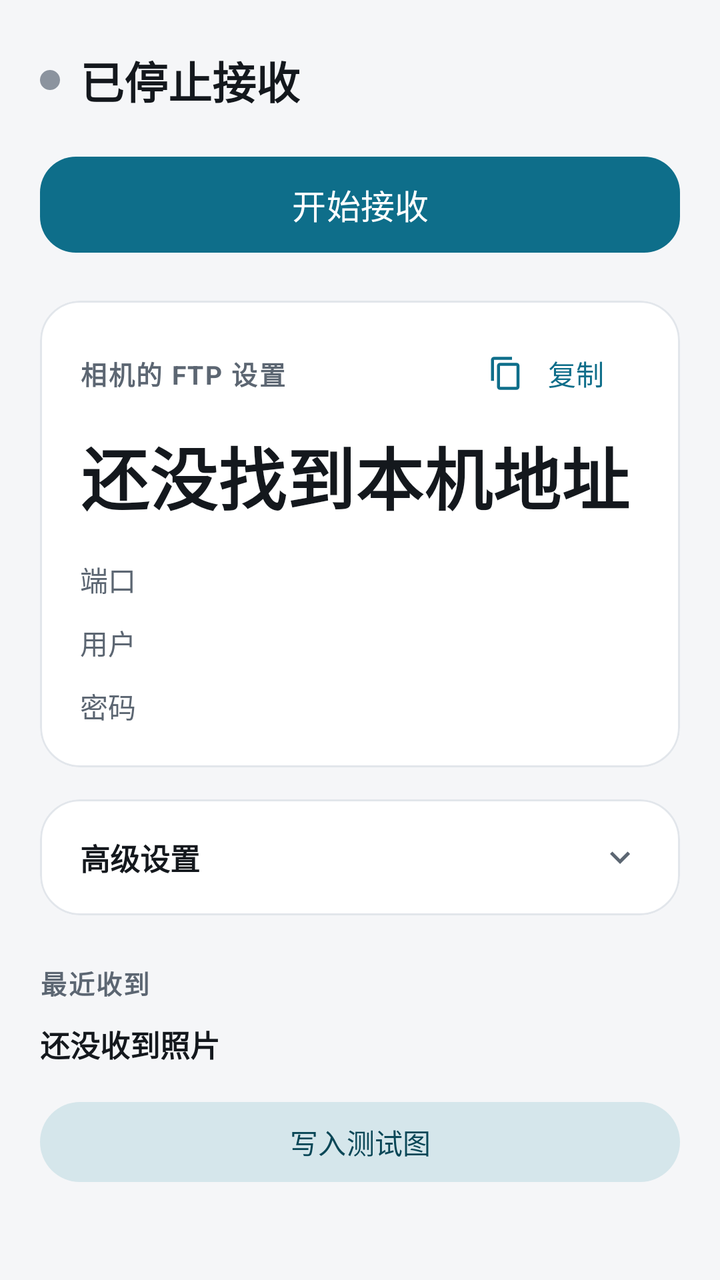
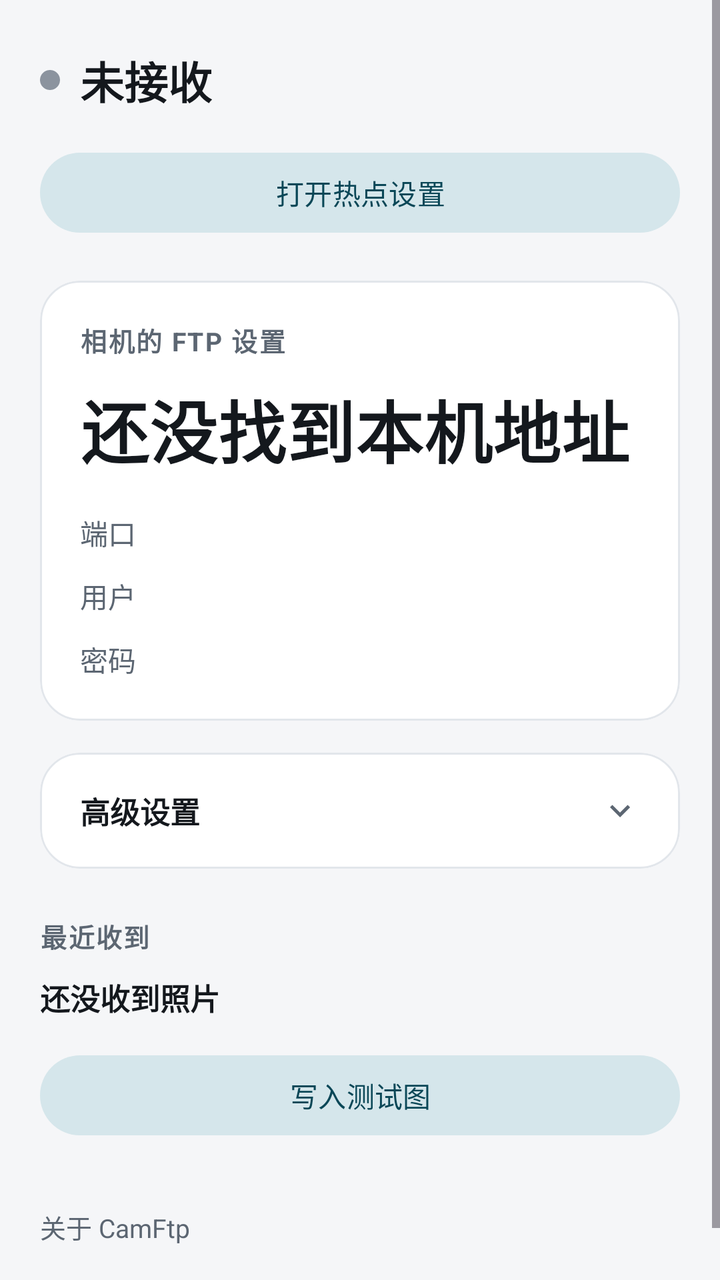

The first picture is an Android layout as it rendered before a commit; the second is the same layout after the commit. The layout source and the unified diff follow.
<!-- AndroidManifest.xml: application theme Theme.CamFtp -->
<!-- res/layout/activity_main.xml -->
<?xml version="1.0" encoding="utf-8"?>
<ScrollView xmlns:android="http://schemas.android.com/apk/res/android"
    xmlns:app="http://schemas.android.com/apk/res-auto"
    android:layout_width="match_parent"
    android:layout_height="match_parent"
    android:background="?android:attr/colorBackground"
    android:fillViewport="true"
    android:fitsSystemWindows="true">

    <LinearLayout
        android:layout_width="match_parent"
        android:layout_height="wrap_content"
        android:orientation="vertical"
        android:paddingStart="20dp"
        android:paddingEnd="20dp"
        android:paddingBottom="32dp">

        
        <LinearLayout
            android:layout_width="match_parent"
            android:layout_height="wrap_content"
            android:layout_marginTop="24dp"
            android:gravity="center_vertical"
            android:orientation="horizontal">

            <View
                android:id="@+id/statusDot"
                android:layout_width="10dp"
                android:layout_height="10dp"
                android:background="@drawable/dot"
                android:backgroundTint="@color/cam_status_off" />

            <TextView
                android:id="@+id/statusText"
                android:layout_width="wrap_content"
                android:layout_height="wrap_content"
                android:layout_marginStart="10dp"
                android:text="@string/status_stopped"
                android:textColor="?attr/colorOnSurface"
                android:textSize="22sp"
                android:textStyle="bold" />
        </LinearLayout>

        <TextView
            android:id="@+id/statusDetail"
            android:layout_width="match_parent"
            android:layout_height="wrap_content"
            android:layout_marginTop="8dp"
            android:lineSpacingExtra="2dp"
            android:textColor="?attr/colorOnSurfaceVariant"
            android:textSize="14sp"
            android:visibility="gone" />

        
        <com.google.android.material.card.MaterialCardView
            android:id="@+id/alertCard"
            android:layout_width="match_parent"
            android:layout_height="wrap_content"
            android:layout_marginTop="16dp"
            android:visibility="gone"
            app:cardBackgroundColor="?attr/colorErrorContainer"
            app:cardCornerRadius="20dp"
            app:cardElevation="0dp">

            <LinearLayout
                android:layout_width="match_parent"
                android:layout_height="wrap_content"
                android:orientation="vertical"
                android:padding="20dp">

                <TextView
                    android:id="@+id/alertTitle"
                    android:layout_width="match_parent"
                    android:layout_height="wrap_content"
                    android:text="@string/alert_no_hotspot"
                    android:textColor="?attr/colorOnErrorContainer"
                    android:textSize="19sp"
                    android:textStyle="bold" />

                
                <com.google.android.material.button.MaterialButton
                    android:id="@+id/hotspotButton"
                    android:layout_width="match_parent"
                    android:layout_height="wrap_content"
                    android:layout_marginTop="16dp"
                    android:text="@string/open_hotspot" />            </LinearLayout>
        </com.google.android.material.card.MaterialCardView>

        <com.google.android.material.button.MaterialButton
            android:id="@+id/toggleButton"
            android:layout_width="match_parent"
            android:layout_height="56dp"
            android:layout_marginTop="18dp"
            android:text="@string/start"
            android:textSize="17sp"
            app:cornerRadius="18dp" />

        
        <com.google.android.material.card.MaterialCardView
            style="?attr/materialCardViewOutlinedStyle"
            android:layout_width="match_parent"
            android:layout_height="wrap_content"
            android:layout_marginTop="20dp"
            app:cardCornerRadius="20dp">

            <LinearLayout
                android:layout_width="match_parent"
                android:layout_height="wrap_content"
                android:orientation="vertical"
                android:padding="20dp">

                <LinearLayout
                    android:layout_width="match_parent"
                    android:layout_height="wrap_content"
                    android:gravity="center_vertical"
                    android:orientation="horizontal">

                    <TextView
                        android:layout_width="0dp"
                        android:layout_height="wrap_content"
                        android:layout_weight="1"
                        android:letterSpacing="0.06"
                        android:text="@string/section_camera_title"
                        android:textColor="?attr/colorOnSurfaceVariant"
                        android:textSize="13sp"
                        android:textStyle="bold" />

                    <com.google.android.material.button.MaterialButton
                        android:id="@+id/copyButton"
                        style="?attr/borderlessButtonStyle"
                        android:layout_width="wrap_content"
                        android:layout_height="wrap_content"
                        android:insetBottom="0dp"
                        android:insetTop="0dp"
                        android:minHeight="0dp"
                        android:text="@string/copy"
                        android:textSize="14sp"
                        app:icon="@drawable/ic_copy"
                        app:iconPadding="6dp"
                        app:iconSize="18dp" />
                </LinearLayout>

                
                <LinearLayout
                    android:id="@+id/readingBlock"
                    android:layout_width="match_parent"
                    android:layout_height="wrap_content"
                    android:orientation="vertical">

                    <LinearLayout
                        android:layout_width="match_parent"
                        android:layout_height="wrap_content"
                        android:layout_marginTop="10dp"
                        android:gravity="bottom"
                        android:orientation="horizontal">

                        <TextView
                            android:id="@+id/addressValue"
                            android:layout_width="wrap_content"
                            android:layout_height="wrap_content"
                            android:fontFamily="monospace"
                            android:letterSpacing="0.01"
                            android:text="@string/camera_no_ip"
                            android:textColor="?attr/colorOnSurface"
                            android:textSize="34sp"
                            android:textStyle="bold" />

                        <TextView
                            android:id="@+id/hotspotTag"
                            android:layout_width="wrap_content"
                            android:layout_height="wrap_content"
                            android:layout_marginStart="8dp"
                            android:paddingBottom="4dp"
                            android:text="@string/ip_hotspot_tag"
                            android:textColor="?attr/colorPrimary"
                            android:textSize="13sp"
                            android:textStyle="bold"
                            android:visibility="gone" />
                    </LinearLayout>

                    <LinearLayout
                        android:layout_width="match_parent"
                        android:layout_height="wrap_content"
                        android:layout_marginTop="16dp"
                        android:orientation="horizontal">

                        <TextView
                            android:layout_width="56dp"
                            android:layout_height="wrap_content"
                            android:text="@string/field_port"
                            android:textColor="?attr/colorOnSurfaceVariant"
                            android:textSize="14sp" />

                        <TextView
                            android:id="@+id/portValue"
                            android:layout_width="0dp"
                            android:layout_height="wrap_content"
                            android:layout_weight="1"
                            android:fontFamily="monospace"
                            android:textColor="?attr/colorOnSurface"
                            android:textSize="16sp"
                            android:textStyle="bold" />
                    </LinearLayout>

                    <LinearLayout
                        android:id="@+id/userRow"
                        android:layout_width="match_parent"
                        android:layout_height="wrap_content"
                        android:layout_marginTop="10dp"
                        android:orientation="horizontal">

                        <TextView
                            android:layout_width="56dp"
                            android:layout_height="wrap_content"
                            android:text="@string/field_user"
                            android:textColor="?attr/colorOnSurfaceVariant"
                            android:textSize="14sp" />

                        <TextView
                            android:id="@+id/userValue"
                            android:layout_width="0dp"
                            android:layout_height="wrap_content"
                            android:layout_weight="1"
                            android:fontFamily="monospace"
                            android:textColor="?attr/colorOnSurface"
                            android:textSize="16sp"
                            android:textStyle="bold" />
                    </LinearLayout>

                    <LinearLayout
                        android:id="@+id/passwordRow"
                        android:layout_width="match_parent"
                        android:layout_height="wrap_content"
                        android:layout_marginTop="10dp"
                        android:orientation="horizontal">

                        <TextView
                            android:layout_width="56dp"
                            android:layout_height="wrap_content"
                            android:text="@string/field_password"
                            android:textColor="?attr/colorOnSurfaceVariant"
                            android:textSize="14sp" />

                        <TextView
                            android:id="@+id/passwordValue"
                            android:layout_width="0dp"
                            android:layout_height="wrap_content"
                            android:layout_weight="1"
                            android:fontFamily="monospace"
                            android:textColor="?attr/colorOnSurface"
                            android:textSize="16sp"
                            android:textStyle="bold" />
                    </LinearLayout>

                    <TextView
                        android:id="@+id/anonymousNote"
                        android:layout_width="match_parent"
                        android:layout_height="wrap_content"
                        android:layout_marginTop="16dp"
                        android:lineSpacingExtra="2dp"
                        android:text="@string/camera_anonymous_note"
                        android:textColor="?attr/colorOnSurfaceVariant"
                        android:textSize="14sp"
                        android:visibility="gone" />
                </LinearLayout>

                
                <LinearLayout
                    android:id="@+id/noIpBlock"
                    android:layout_width="match_parent"
                    android:layout_height="wrap_content"
                    android:orientation="vertical"
                    android:visibility="gone">

                    <TextView
                        android:layout_width="match_parent"
                        android:layout_height="wrap_content"
                        android:layout_marginTop="14dp"
                        android:text="@string/camera_need_hotspot"
                        android:textColor="?attr/colorOnSurfaceVariant"
                        android:textSize="15sp" />

                    <TextView
                        android:id="@+id/localAddresses"
                        android:layout_width="match_parent"
                        android:layout_height="wrap_content"
                        android:layout_marginTop="8dp"
                        android:fontFamily="monospace"
                        android:textColor="?attr/colorOnSurfaceVariant"
                        android:textSize="12sp"
                        android:visibility="gone" />
                </LinearLayout>
            </LinearLayout>
        </com.google.android.material.card.MaterialCardView>

        
        <com.google.android.material.card.MaterialCardView
            style="?attr/materialCardViewOutlinedStyle"
            android:layout_width="match_parent"
            android:layout_height="wrap_content"
            android:layout_marginTop="16dp"
            app:cardCornerRadius="20dp">

            <LinearLayout
                android:layout_width="match_parent"
                android:layout_height="wrap_content"
                android:orientation="vertical">

                <LinearLayout
                    android:id="@+id/advancedHeader"
                    android:layout_width="match_parent"
                    android:layout_height="wrap_content"
                    android:background="?attr/selectableItemBackground"
                    android:clickable="true"
                    android:focusable="true"
                    android:gravity="center_vertical"
                    android:orientation="horizontal"
                    android:paddingStart="20dp"
                    android:paddingTop="18dp"
                    android:paddingEnd="20dp"
                    android:paddingBottom="18dp">

                    <TextView
                        android:layout_width="0dp"
                        android:layout_height="wrap_content"
                        android:layout_weight="1"
                        android:text="@string/section_advanced"
                        android:textColor="?attr/colorOnSurface"
                        android:textSize="15sp"
                        android:textStyle="bold" />

                    <ImageView
                        android:id="@+id/advancedChevron"
                        android:layout_width="20dp"
                        android:layout_height="20dp"
                        android:contentDescription="@string/section_advanced"
                        android:src="@drawable/ic_chevron_down"
                        app:tint="?attr/colorOnSurfaceVariant" />
                </LinearLayout>

                <LinearLayout
                    android:id="@+id/advancedBody"
                    android:layout_width="match_parent"
                    android:layout_height="wrap_content"
                    android:orientation="vertical"
                    android:paddingStart="20dp"
                    android:paddingEnd="20dp"
                    android:paddingBottom="20dp"
                    android:visibility="gone">

                    <com.google.android.material.textfield.TextInputLayout
                        android:id="@+id/portField"
                        style="@style/Widget.Material3.TextInputLayout.OutlinedBox"
                        android:layout_width="match_parent"
                        android:layout_height="wrap_content"
                        android:hint="@string/label_port">

                        <com.google.android.material.textfield.TextInputEditText
                            android:id="@+id/portInput"
                            android:layout_width="match_parent"
                            android:layout_height="wrap_content"
                            android:importantForAutofill="no"
                            android:inputType="number" />
                    </com.google.android.material.textfield.TextInputLayout>

                    <com.google.android.material.textfield.TextInputLayout
                        android:id="@+id/passiveField"
                        style="@style/Widget.Material3.TextInputLayout.OutlinedBox"
                        android:layout_width="match_parent"
                        android:layout_height="wrap_content"
                        android:layout_marginTop="14dp"
                        android:hint="@string/label_passive">

                        <com.google.android.material.textfield.TextInputEditText
                            android:id="@+id/passiveInput"
                            android:layout_width="match_parent"
                            android:layout_height="wrap_content"
                            android:importantForAutofill="no"
                            android:inputType="text" />
                    </com.google.android.material.textfield.TextInputLayout>

                    <com.google.android.material.textfield.TextInputLayout
                        android:id="@+id/folderField"
                        style="@style/Widget.Material3.TextInputLayout.OutlinedBox"
                        android:layout_width="match_parent"
                        android:layout_height="wrap_content"
                        android:layout_marginTop="14dp"
                        android:hint="@string/label_folder">

                        <com.google.android.material.textfield.TextInputEditText
                            android:id="@+id/folderInput"
                            android:layout_width="match_parent"
                            android:layout_height="wrap_content"
                            android:importantForAutofill="no"
                            android:inputType="text" />
                    </com.google.android.material.textfield.TextInputLayout>

                    <com.google.android.material.materialswitch.MaterialSwitch
                        android:id="@+id/anonymousSwitch"
                        android:layout_width="match_parent"
                        android:layout_height="wrap_content"
                        android:layout_marginTop="18dp"
                        android:text="@string/label_anonymous" />

                    <com.google.android.material.textfield.TextInputLayout
                        android:id="@+id/userField"
                        style="@style/Widget.Material3.TextInputLayout.OutlinedBox"
                        android:layout_width="match_parent"
                        android:layout_height="wrap_content"
                        android:layout_marginTop="14dp"
                        android:hint="@string/label_user">

                        <com.google.android.material.textfield.TextInputEditText
                            android:id="@+id/userInput"
                            android:layout_width="match_parent"
                            android:layout_height="wrap_content"
                            android:importantForAutofill="no"
                            android:inputType="text" />
                    </com.google.android.material.textfield.TextInputLayout>

                    <com.google.android.material.textfield.TextInputLayout
                        android:id="@+id/passwordField"
                        style="@style/Widget.Material3.TextInputLayout.OutlinedBox"
                        android:layout_width="match_parent"
                        android:layout_height="wrap_content"
                        android:layout_marginTop="14dp"
                        android:hint="@string/label_password">

                        <com.google.android.material.textfield.TextInputEditText
                            android:id="@+id/passwordInput"
                            android:layout_width="match_parent"
                            android:layout_height="wrap_content"
                            android:importantForAutofill="no"
                            android:inputType="text" />
                    </com.google.android.material.textfield.TextInputLayout>

                    <com.google.android.material.button.MaterialButton
                        android:id="@+id/saveButton"
                        android:layout_width="match_parent"
                        android:layout_height="wrap_content"
                        android:layout_marginTop="20dp"
                        android:text="@string/save" />
                </LinearLayout>
            </LinearLayout>
        </com.google.android.material.card.MaterialCardView>

        
        <TextView
            android:layout_width="match_parent"
            android:layout_height="wrap_content"
            android:layout_marginTop="24dp"
            android:letterSpacing="0.06"
            android:text="@string/section_events_title"
            android:textColor="?attr/colorOnSurfaceVariant"
            android:textSize="13sp"
            android:textStyle="bold" />

        <TextView
            android:id="@+id/eventEmpty"
            android:layout_width="match_parent"
            android:layout_height="wrap_content"
            android:layout_marginTop="10dp"
            android:text="@string/event_none"
            android:textColor="?attr/colorOnSurface"
            android:textSize="15sp"
            android:textStyle="bold" />

        <TextView
            android:id="@+id/eventList"
            android:layout_width="match_parent"
            android:layout_height="wrap_content"
            android:layout_marginTop="10dp"
            android:fontFamily="monospace"
            android:lineSpacingExtra="6dp"
            android:textSize="13sp"
            android:visibility="gone" />

        
        <com.google.android.material.button.MaterialButton
            android:id="@+id/selfTestButton"
            style="@style/Widget.Material3.Button.TonalButton"
            android:layout_width="match_parent"
            android:layout_height="wrap_content"
            android:layout_marginTop="14dp"
            android:text="@string/self_test" />
    </LinearLayout>
</ScrollView>
<!-- resources referenced by this layout -->
<resources>
  <color name="cam_status_off">#8B939E</color>
  <!-- drawable dot (drawable) -->
  <?xml version="1.0" encoding="utf-8"?>
  <shape xmlns:android="http://schemas.android.com/apk/res/android"
      android:shape="oval">
      <solid android:color="@color/cam_status_off" />
  </shape>
  <!-- drawable ic_chevron_down (drawable) -->
  <vector xmlns:android="http://schemas.android.com/apk/res/android"
      android:width="24dp"
      android:height="24dp"
      android:viewportWidth="24"
      android:viewportHeight="24">
      <path
          android:fillColor="#FFFFFFFF"
          android:pathData="M7.41,8.59L12,13.17l4.59,-4.58L18,10l-6,6 -6,-6z" />
  </vector>
  <!-- drawable ic_copy (drawable) -->
  <vector xmlns:android="http://schemas.android.com/apk/res/android"
      android:width="24dp"
      android:height="24dp"
      android:viewportWidth="24"
      android:viewportHeight="24">
      <path
          android:fillColor="#FFFFFFFF"
          android:pathData="M16,1H4C2.9,1 2,1.9 2,3v14h2V3h12V1zM19,5H8C6.9,5 6,5.9 6,7v14c0,1.1 0.9,2 2,2h11c1.1,0 2,-0.9 2,-2V7C21,5.9 20.1,5 19,5zM19,21H8V7h11V21z" />
  </vector>
  <string name="alert_no_hotspot">需要开启热点</string>
  <string name="camera_anonymous_note">相机上也选匿名登录，账号密码留空</string>
  <string name="camera_need_hotspot">开热点后，地址显示在这里</string>
  <string name="camera_no_ip">还没找到本机地址</string>
  <string name="copy">复制</string>
  <string name="event_none">还没收到照片</string>
  <string name="field_password">密码</string>
  <string name="field_port">端口</string>
  <string name="field_user">用户</string>
  <string name="ip_hotspot_tag">热点</string>
  <string name="label_anonymous">允许匿名登录</string>
  <string name="label_folder">相册目录名</string>
  <string name="label_passive">被动端口范围（如 32768-61000）</string>
  <string name="label_password">密码</string>
  <string name="label_port">控制端口</string>
  <string name="label_user">用户名</string>
  <string name="open_hotspot">打开热点设置</string>
  <string name="save">保存</string>
  <string name="section_advanced">高级设置</string>
  <string name="section_camera_title">相机的 FTP 设置</string>
  <string name="section_events_title">最近收到</string>
  <string name="self_test">写入测试图</string>
  <string name="start">开始接收</string>
  <string name="status_stopped">已停止接收</string>
  <color name="cam_primary">#0E6E8A</color>
  <color name="cam_on_primary">#FFFFFF</color>
  <color name="cam_secondary_container">#D5E6EB</color>
  <color name="cam_on_secondary_container">#0A4757</color>
  <color name="cam_background">#F5F6F8</color>
  <color name="cam_on_background">#14181D</color>
  <color name="cam_surface">#FFFFFF</color>
  <color name="cam_on_surface">#14181D</color>
  <color name="cam_surface_variant">#ECEFF2</color>
  <color name="cam_on_surface_variant">#5C6672</color>
  <color name="cam_surface_container">#ECEFF2</color>
  <color name="cam_surface_container_high">#E5E9ED</color>
  <color name="cam_status_error">#B3261E</color>
  <color name="cam_error_container">#FBE4E1</color>
  <color name="cam_on_error_container">#7A1B15</color>
  <color name="cam_outline">#BFC7CF</color>
  <color name="cam_outline_variant">#E2E6EB</color>
  <color name="cam_inverse_surface">#1B2229</color>
  <color name="cam_inverse_on_surface">#EEF2F5</color>
  <color name="cam_inverse_primary">#8FD9EF</color>
  <!-- unchanged entries left out for length: 1 -->
</resources>

<!-- the commit's change to res/layout/activity_main.xml (unified diff, before → after) -->
@@ -62,6 +62,36 @@
             app:cardCornerRadius="20dp"
             app:cardElevation="0dp">
 
+            <TextView
+                android:id="@+id/alertTitle"
+                android:layout_width="match_parent"
+                android:layout_height="wrap_content"
+                android:paddingStart="20dp"
+                android:paddingTop="18dp"
+                android:paddingEnd="20dp"
+                android:paddingBottom="18dp"
+                android:text="@string/alert_no_hotspot"
+                android:textColor="?attr/colorOnErrorContainer"
+                android:textSize="19sp"
+                android:textStyle="bold" />
+        </com.google.android.material.card.MaterialCardView>
+
+        <com.google.android.material.button.MaterialButton
+            android:id="@+id/hotspotButton"
+            style="@style/Widget.Material3.Button.TonalButton"
+            android:layout_width="match_parent"
+            android:layout_height="wrap_content"
+            android:layout_marginTop="16dp"
+            android:text="@string/open_hotspot" />
+
+        
+        <com.google.android.material.card.MaterialCardView
+            style="?attr/materialCardViewOutlinedStyle"
+            android:layout_width="match_parent"
+            android:layout_height="wrap_content"
+            android:layout_marginTop="20dp"
+            app:cardCornerRadius="20dp">
+
             <LinearLayout
                 android:layout_width="match_parent"
                 android:layout_height="wrap_content"
@@ -69,76 +99,13 @@
                 android:padding="20dp">
 
                 <TextView
-                    android:id="@+id/alertTitle"
                     android:layout_width="match_parent"
                     android:layout_height="wrap_content"
-                    android:text="@string/alert_no_hotspot"
-                    android:textColor="?attr/colorOnErrorContainer"
-                    android:textSize="19sp"
+                    android:letterSpacing="0.06"
+                    android:text="@string/section_camera_title"
+                    android:textColor="?attr/colorOnSurfaceVariant"
+                    android:textSize="13sp"
                     android:textStyle="bold" />
-
-                
-                <com.google.android.material.button.MaterialButton
-                    android:id="@+id/hotspotButton"
-                    android:layout_width="match_parent"
-                    android:layout_height="wrap_content"
-                    android:layout_marginTop="16dp"
-                    android:text="@string/open_hotspot" />            </LinearLayout>
-        </com.google.android.material.card.MaterialCardView>
-
-        <com.google.android.material.button.MaterialButton
-            android:id="@+id/toggleButton"
-            android:layout_width="match_parent"
-            android:layout_height="56dp"
-            android:layout_marginTop="18dp"
-            android:text="@string/start"
-            android:textSize="17sp"
-            app:cornerRadius="18dp" />
-
-        
-        <com.google.android.material.card.MaterialCardView
-            style="?attr/materialCardViewOutlinedStyle"
-            android:layout_width="match_parent"
-            android:layout_height="wrap_content"
-            android:layout_marginTop="20dp"
-            app:cardCornerRadius="20dp">
-
-            <LinearLayout
-                android:layout_width="match_parent"
-                android:layout_height="wrap_content"
-                android:orientation="vertical"
-                android:padding="20dp">
-
-                <LinearLayout
-                    android:layout_width="match_parent"
-                    android:layout_height="wrap_content"
-                    android:gravity="center_vertical"
-                    android:orientation="horizontal">
-
-                    <TextView
-                        android:layout_width="0dp"
-                        android:layout_height="wrap_content"
-                        android:layout_weight="1"
-                        android:letterSpacing="0.06"
-                        android:text="@string/section_camera_title"
-                        android:textColor="?attr/colorOnSurfaceVariant"
-                        android:textSize="13sp"
-                        android:textStyle="bold" />
-
-                    <com.google.android.material.button.MaterialButton
-                        android:id="@+id/copyButton"
-                        style="?attr/borderlessButtonStyle"
-                        android:layout_width="wrap_content"
-                        android:layout_height="wrap_content"
-                        android:insetBottom="0dp"
-                        android:insetTop="0dp"
-                        android:minHeight="0dp"
-                        android:text="@string/copy"
-                        android:textSize="14sp"
-                        app:icon="@drawable/ic_copy"
-                        app:iconPadding="6dp"
-                        app:iconSize="18dp" />
-                </LinearLayout>
 
                 
                 <LinearLayout
@@ -364,22 +331,6 @@
                     </com.google.android.material.textfield.TextInputLayout>
 
                     <com.google.android.material.textfield.TextInputLayout
-                        android:id="@+id/passiveField"
-                        style="@style/Widget.Material3.TextInputLayout.OutlinedBox"
-                        android:layout_width="match_parent"
-                        android:layout_height="wrap_content"
-                        android:layout_marginTop="14dp"
-                        android:hint="@string/label_passive">
-
-                        <com.google.android.material.textfield.TextInputEditText
-                            android:id="@+id/passiveInput"
-                            android:layout_width="match_parent"
-                            android:layout_height="wrap_content"
-                            android:importantForAutofill="no"
-                            android:inputType="text" />
-                    </com.google.android.material.textfield.TextInputLayout>
-
-                    <com.google.android.material.textfield.TextInputLayout
                         android:id="@+id/folderField"
                         style="@style/Widget.Material3.TextInputLayout.OutlinedBox"
                         android:layout_width="match_parent"
@@ -483,5 +434,20 @@
             android:layout_height="wrap_content"
             android:layout_marginTop="14dp"
             android:text="@string/self_test" />
+
+        
+        <TextView
+            android:id="@+id/aboutButton"
+            android:layout_width="match_parent"
+            android:layout_height="wrap_content"
+            android:layout_marginTop="20dp"
+            android:background="?attr/selectableItemBackground"
+            android:clickable="true"
+            android:focusable="true"
+            android:paddingTop="12dp"
+            android:paddingBottom="12dp"
+            android:text="@string/about"
+            android:textColor="?attr/colorOnSurfaceVariant"
+            android:textSize="13sp" />
     </LinearLayout>
 </ScrollView>
<!-- resource entries referenced after the edit -->
@@ -17,21 +17,11 @@
           android:fillColor="#FFFFFFFF"
           android:pathData="M7.41,8.59L12,13.17l4.59,-4.58L18,10l-6,6 -6,-6z" />
   </vector>
-  <!-- drawable ic_copy (drawable) -->
-  <vector xmlns:android="http://schemas.android.com/apk/res/android"
-      android:width="24dp"
-      android:height="24dp"
-      android:viewportWidth="24"
-      android:viewportHeight="24">
-      <path
-          android:fillColor="#FFFFFFFF"
-          android:pathData="M16,1H4C2.9,1 2,1.9 2,3v14h2V3h12V1zM19,5H8C6.9,5 6,5.9 6,7v14c0,1.1 0.9,2 2,2h11c1.1,0 2,-0.9 2,-2V7C21,5.9 20.1,5 19,5zM19,21H8V7h11V21z" />
-  </vector>
+  <string name="about">关于 CamFtp</string>
   <string name="alert_no_hotspot">需要开启热点</string>
   <string name="camera_anonymous_note">相机上也选匿名登录，账号密码留空</string>
-  <string name="camera_need_hotspot">开热点后，地址显示在这里</string>
+  <string name="camera_need_hotspot">开热点后自动开始接收，地址显示在这里</string>
   <string name="camera_no_ip">还没找到本机地址</string>
-  <string name="copy">复制</string>
   <string name="event_none">还没收到照片</string>
   <string name="field_password">密码</string>
   <string name="field_port">端口</string>
@@ -39,7 +29,6 @@
   <string name="ip_hotspot_tag">热点</string>
   <string name="label_anonymous">允许匿名登录</string>
   <string name="label_folder">相册目录名</string>
-  <string name="label_passive">被动端口范围（如 32768-61000）</string>
   <string name="label_password">密码</string>
   <string name="label_port">控制端口</string>
   <string name="label_user">用户名</string>
@@ -49,8 +38,7 @@
   <string name="section_camera_title">相机的 FTP 设置</string>
   <string name="section_events_title">最近收到</string>
   <string name="self_test">写入测试图</string>
-  <string name="start">开始接收</string>
-  <string name="status_stopped">已停止接收</string>
+  <string name="status_stopped">未接收</string>
   <color name="cam_primary">#0E6E8A</color>
   <color name="cam_on_primary">#FFFFFF</color>
   <color name="cam_secondary_container">#D5E6EB</color>
